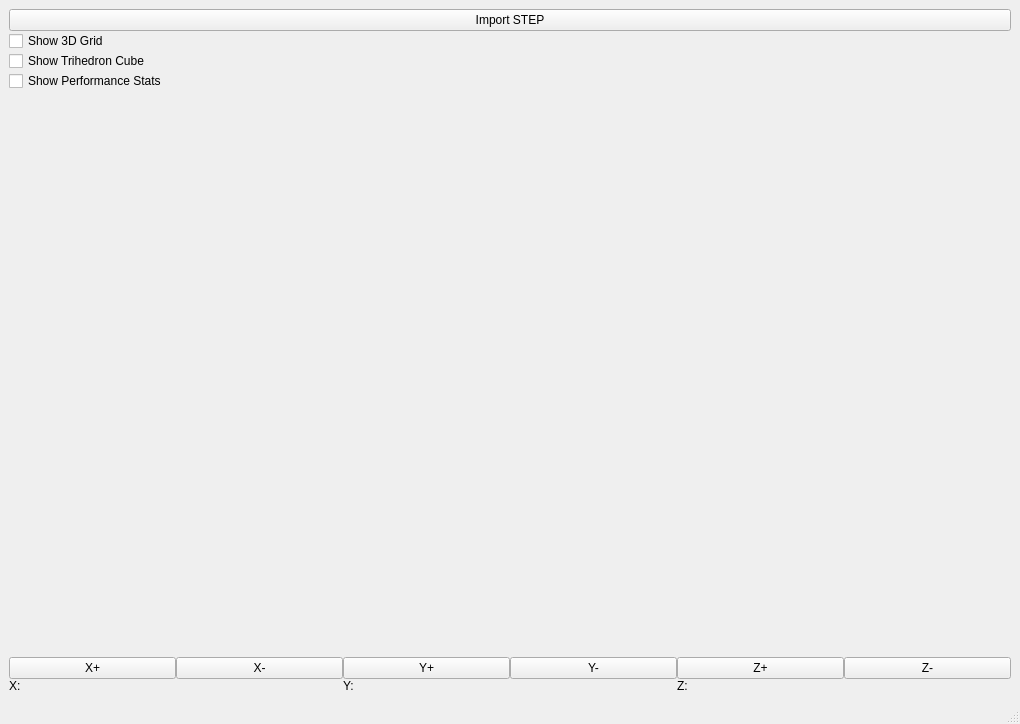
haknkayaa/Qt-OpenCASCADE-Projects, file 001-C-basicViewerWithOptions/uis/mainwindow.ui: the form before one commit.
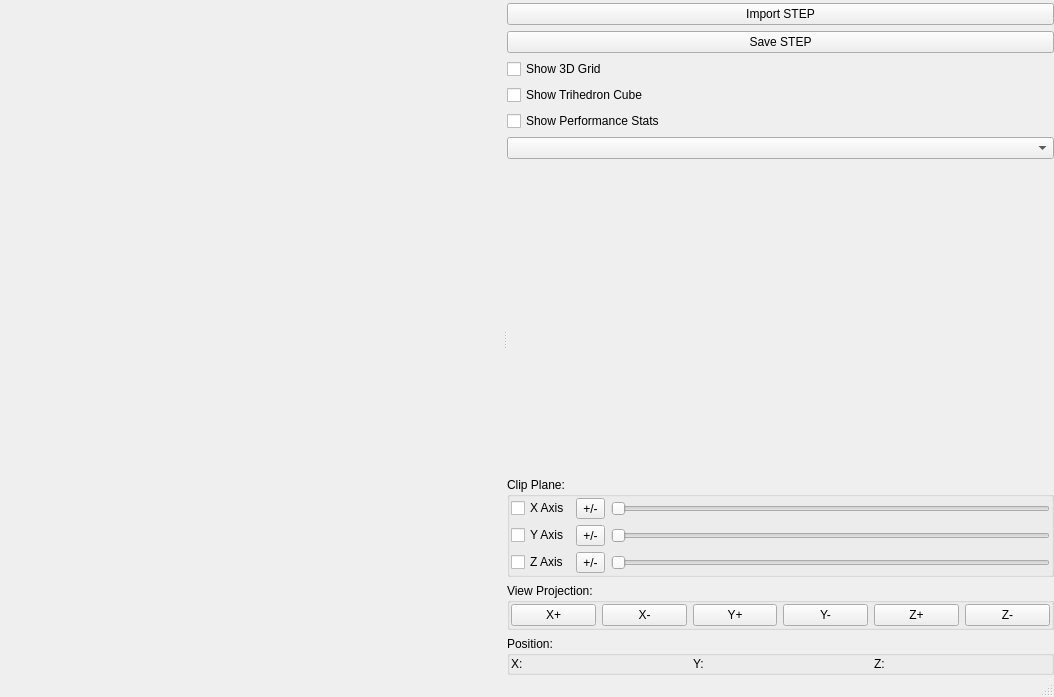
The form after the commit.

Patch:
```diff
--- a/001-C-basicViewerWithOptions/uis/mainwindow.ui
+++ b/001-C-basicViewerWithOptions/uis/mainwindow.ui
@@ -6,8 +6,8 @@
    <rect>
     <x>0</x>
     <y>0</y>
-    <width>1020</width>
-    <height>724</height>
+    <width>1054</width>
+    <height>697</height>
    </rect>
   </property>
   <property name="windowTitle">
@@ -18,14 +18,64 @@
     <cursorShape>ArrowCursor</cursorShape>
    </property>
    <layout class="QHBoxLayout" name="horizontalLayout_2">
+    <property name="leftMargin">
+     <number>3</number>
+    </property>
+    <property name="topMargin">
+     <number>3</number>
+    </property>
+    <property name="rightMargin">
+     <number>0</number>
+    </property>
+    <property name="bottomMargin">
+     <number>0</number>
+    </property>
     <item>
-     <layout class="QVBoxLayout" name="viewerlayout"/>
-    </item>
-    <item>
-     <widget class="QWidget" name="widget" native="true">
+     <widget class="QSplitter" name="splitter">
+      <property name="orientation">
+       <enum>Qt::Horizontal</enum>
+      </property>
+      <widget class="QWidget" name="widget_left" native="true">
+       <property name="sizePolicy">
+        <sizepolicy hsizetype="Preferred" vsizetype="Preferred">
+         <horstretch>0</horstretch>
+         <verstretch>0</verstretch>
+        </sizepolicy>
+       </property>
+       <property name="minimumSize">
+        <size>
+         <width>500</width>
+         <height>0</height>
+        </size>
+       </property>
       <layout class="QHBoxLayout" name="horizontalLayout">
-       <property name="spacing">
+        <property name="leftMargin">
         <number>0</number>
+        </property>
+        <property name="topMargin">
+         <number>0</number>
+        </property>
+        <property name="rightMargin">
+         <number>0</number>
+        </property>
+        <property name="bottomMargin">
+         <number>0</number>
+        </property>
+        <item>
+         <layout class="QVBoxLayout" name="viewerlayout"/>
+        </item>
+       </layout>
+      </widget>
+      <widget class="QWidget" name="widget_right" native="true">
+       <property name="sizePolicy">
+        <sizepolicy hsizetype="Ignored" vsizetype="Preferred">
+         <horstretch>0</horstretch>
+         <verstretch>0</verstretch>
+        </sizepolicy>
+       </property>
+       <layout class="QVBoxLayout" name="verticalLayout">
+        <property name="sizeConstraint">
+         <enum>QLayout::SetNoConstraint</enum>
        </property>
        <property name="leftMargin">
         <number>0</number>
@@ -42,7 +92,10 @@
        <item>
         <layout class="QVBoxLayout" name="ButtonLayout">
          <property name="spacing">
-          <number>0</number>
+           <number>6</number>
+          </property>
+          <property name="sizeConstraint">
+           <enum>QLayout::SetNoConstraint</enum>
          </property>
          <item>
           <widget class="QPushButton" name="pushButton">
@@ -54,6 +107,13 @@
            </property>
           </widget>
          </item>
+          <item>
+           <widget class="QPushButton" name="pushButton_2">
+            <property name="text">
+             <string>Save STEP</string>
+            </property>
+           </widget>
+          </item>
          <item>
           <widget class="QCheckBox" name="check_show3DGrid">
            <property name="text">
@@ -75,6 +135,9 @@
            </property>
           </widget>
          </item>
+          <item>
+           <widget class="QComboBox" name="comboBox"/>
+          </item>
          <item>
           <spacer name="ButtonSpacer">
            <property name="orientation">
@@ -89,9 +152,130 @@
           </spacer>
          </item>
          <item>
+           <widget class="QGroupBox" name="groupBox">
+            <property name="title">
+             <string>Clip Plane:</string>
+            </property>
+            <layout class="QVBoxLayout" name="verticalLayout_2">
+             <property name="spacing">
+              <number>6</number>
+             </property>
+             <property name="leftMargin">
+              <number>1</number>
+             </property>
+             <property name="topMargin">
+              <number>1</number>
+             </property>
+             <property name="rightMargin">
+              <number>1</number>
+             </property>
+             <property name="bottomMargin">
+              <number>1</number>
+             </property>
+             <item>
+              <layout class="QGridLayout" name="gridLayout">
+               <property name="sizeConstraint">
+                <enum>QLayout::SetNoConstraint</enum>
+               </property>
+               <item row="2" column="3">
+                <widget class="QSlider" name="slider_ZPlane">
+                 <property name="orientation">
+                  <enum>Qt::Horizontal</enum>
+                 </property>
+                </widget>
+               </item>
+               <item row="1" column="1">
+                <widget class="QToolButton" name="button_YInvert">
+                 <property name="text">
+                  <string>+/-</string>
+                 </property>
+                </widget>
+               </item>
+               <item row="1" column="3">
+                <widget class="QSlider" name="slider_YPlane">
+                 <property name="orientation">
+                  <enum>Qt::Horizontal</enum>
+                 </property>
+                </widget>
+               </item>
+               <item row="0" column="3">
+                <widget class="QSlider" name="slider_XPlane">
+                 <property name="orientation">
+                  <enum>Qt::Horizontal</enum>
+                 </property>
+                </widget>
+               </item>
+               <item row="1" column="0">
+                <widget class="QCheckBox" name="check_YPlane">
+                 <property name="text">
+                  <string>Y Axis</string>
+                 </property>
+                </widget>
+               </item>
+               <item row="2" column="0">
+                <widget class="QCheckBox" name="check_ZPlane">
+                 <property name="text">
+                  <string>Z Axis</string>
+                 </property>
+                </widget>
+               </item>
+               <item row="2" column="1">
+                <widget class="QToolButton" name="button_ZInvert">
+                 <property name="text">
+                  <string>+/-</string>
+                 </property>
+                </widget>
+               </item>
+               <item row="0" column="0">
+                <widget class="QCheckBox" name="check_XPlane">
+                 <property name="text">
+                  <string>X Axis</string>
+                 </property>
+                </widget>
+               </item>
+               <item row="0" column="1">
+                <widget class="QToolButton" name="button_XInvert">
+                 <property name="text">
+                  <string>+/-</string>
+                 </property>
+                </widget>
+               </item>
+              </layout>
+             </item>
+            </layout>
+           </widget>
+          </item>
+          <item>
+           <widget class="QGroupBox" name="groupBox_2">
+            <property name="title">
+             <string>View Projection:</string>
+            </property>
+            <layout class="QVBoxLayout" name="verticalLayout_3">
+             <property name="leftMargin">
+              <number>1</number>
+             </property>
+             <property name="topMargin">
+              <number>1</number>
+             </property>
+             <property name="rightMargin">
+              <number>1</number>
+             </property>
+             <property name="bottomMargin">
+              <number>1</number>
+             </property>
+             <item>
           <layout class="QHBoxLayout" name="horizontalLayout_4">
+               <property name="sizeConstraint">
+                <enum>QLayout::SetNoConstraint</enum>
+               </property>
            <item>
             <widget class="QPushButton" name="xpos_button">
+                 <property name="sizePolicy">
+                  <sizepolicy hsizetype="Expanding" vsizetype="Fixed">
+                   <horstretch>0</horstretch>
+                   <verstretch>0</verstretch>
+                  </sizepolicy>
+                 </property>
              <property name="text">
               <string>X+</string>
              </property>
@@ -99,6 +283,12 @@
            </item>
            <item>
             <widget class="QPushButton" name="xneg_button">
+                 <property name="sizePolicy">
+                  <sizepolicy hsizetype="Expanding" vsizetype="Fixed">
+                   <horstretch>0</horstretch>
+                   <verstretch>0</verstretch>
+                  </sizepolicy>
+                 </property>
              <property name="text">
               <string>X-</string>
              </property>
@@ -106,6 +296,12 @@
            </item>
            <item>
             <widget class="QPushButton" name="ypos_button">
+                 <property name="sizePolicy">
+                  <sizepolicy hsizetype="Expanding" vsizetype="Fixed">
+                   <horstretch>0</horstretch>
+                   <verstretch>0</verstretch>
+                  </sizepolicy>
+                 </property>
              <property name="text">
               <string>Y+</string>
              </property>
@@ -113,6 +309,12 @@
            </item>
            <item>
             <widget class="QPushButton" name="yneg_button">
+                 <property name="sizePolicy">
+                  <sizepolicy hsizetype="Expanding" vsizetype="Fixed">
+                   <horstretch>0</horstretch>
+                   <verstretch>0</verstretch>
+                  </sizepolicy>
+                 </property>
              <property name="text">
               <string>Y-</string>
              </property>
@@ -120,6 +322,12 @@
            </item>
            <item>
             <widget class="QPushButton" name="zpos_button">
+                 <property name="sizePolicy">
+                  <sizepolicy hsizetype="Expanding" vsizetype="Fixed">
+                   <horstretch>0</horstretch>
+                   <verstretch>0</verstretch>
+                  </sizepolicy>
+                 </property>
              <property name="text">
               <string>Z+</string>
              </property>
@@ -127,6 +335,12 @@
            </item>
            <item>
             <widget class="QPushButton" name="zneg_button">
+                 <property name="sizePolicy">
+                  <sizepolicy hsizetype="Expanding" vsizetype="Fixed">
+                   <horstretch>0</horstretch>
+                   <verstretch>0</verstretch>
+                  </sizepolicy>
+                 </property>
              <property name="text">
               <string>Z-</string>
              </property>
@@ -134,8 +348,32 @@
            </item>
           </layout>
          </item>
+            </layout>
+           </widget>
+          </item>
+          <item>
+           <widget class="QGroupBox" name="groupBox_3">
+            <property name="title">
+             <string>Position:</string>
+            </property>
+            <layout class="QVBoxLayout" name="verticalLayout_4">
+             <property name="leftMargin">
+              <number>1</number>
+             </property>
+             <property name="topMargin">
+              <number>1</number>
+             </property>
+             <property name="rightMargin">
+              <number>1</number>
+             </property>
+             <property name="bottomMargin">
+              <number>1</number>
+             </property>
          <item>
           <layout class="QHBoxLayout" name="horizontalLayout_3">
+               <property name="sizeConstraint">
+                <enum>QLayout::SetNoConstraint</enum>
+               </property>
            <item>
             <widget class="QLabel" name="label_5">
              <property name="text">
@@ -152,6 +390,12 @@
            </item>
            <item>
             <widget class="QLabel" name="label">
+                 <property name="sizePolicy">
+                  <sizepolicy hsizetype="Ignored" vsizetype="Preferred">
+                   <horstretch>0</horstretch>
+                   <verstretch>0</verstretch>
+                  </sizepolicy>
+                 </property>
              <property name="text">
               <string>Y:</string>
              </property>
@@ -181,8 +425,12 @@
           </layout>
          </item>
         </layout>
-       </item>
-      </layout>
+           </widget>
+          </item>
+         </layout>
+        </item>
+       </layout>
+      </widget>
      </widget>
     </item>
    </layout>
```
Left out of the diff: 2 changed lines with no effect on the pictures. Lines whose indentation alone changed are shown as unchanged.
